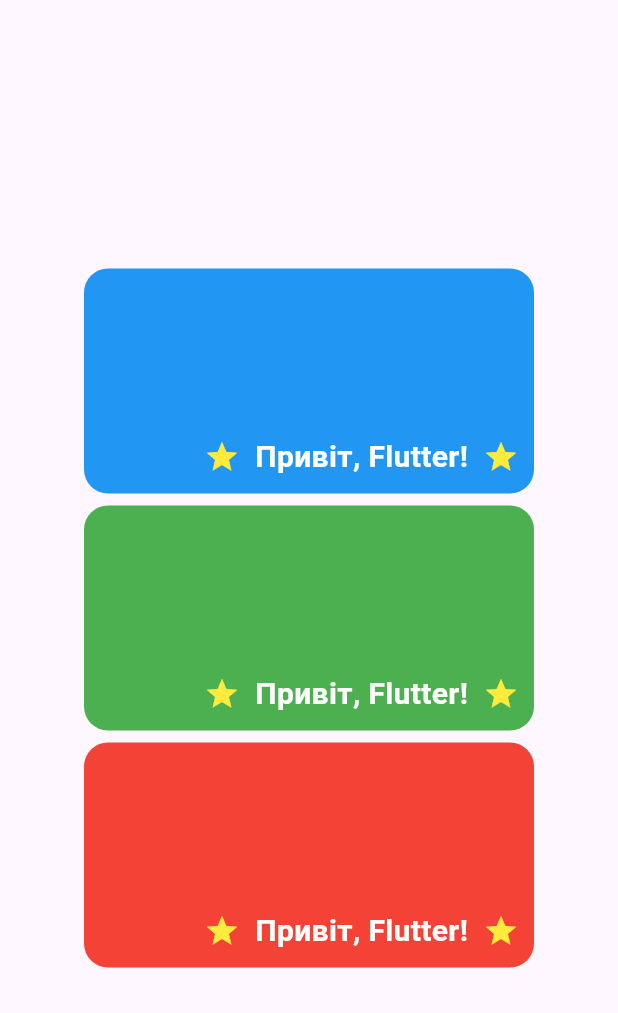
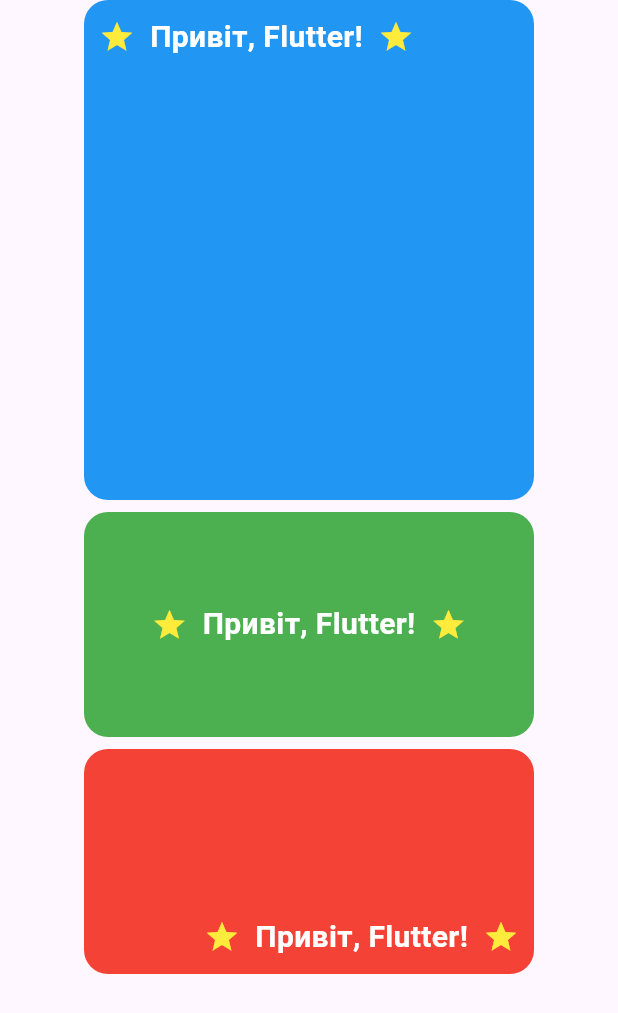
Before and after one commit to Bejussi/flutter_learning_jorney, a Flutter app: the screen it shows after launch, on a phone screen of 412 x 824 dp. Shown: the top 1013 px of the screen. Run offline on Flutter 3.47's test engine with Material 3 defaults, Android fonts, the phone set to English and light mode, and no system bars.

Commit message:
feat(FLUTTER-11_4): added 4 part of homework to lesson 11

```diff
--- a/lib/lesson_11/homework_11_screen.dart
+++ b/lib/lesson_11/homework_11_screen.dart
@@ -11,24 +11,30 @@
     return Scaffold(
       body: Center(
         child: Column(
-          mainAxisAlignment: MainAxisAlignment.center,
           spacing: 8,
           children: const [
-            ColorfullContainerWidget(
-              cardWidth: cardWidth,
-              cardHeight: cardHeight,
-              color: Colors.blue,
+            Flexible(
+              flex: 2,
+              child: ColorfullContainerWidget(
+                cardWidth: cardWidth,
+                cardHeight: null,
+                color: Colors.blue,
+                alignment: Alignment.topLeft,
+              ),
             ),
             ColorfullContainerWidget(
               cardWidth: cardWidth,
               cardHeight: cardHeight,
               color: Colors.green,
+              alignment: Alignment.center,
             ),
             ColorfullContainerWidget(
               cardWidth: cardWidth,
               cardHeight: cardHeight,
               color: Colors.red,
+              alignment: Alignment.bottomRight,
             ),
+            Spacer(),
           ],
         ),
       ),
@@ -41,12 +47,14 @@
     required this.cardWidth,
     required this.cardHeight,
     required this.color,
+    required this.alignment,
     super.key,
   });
 
   final double cardWidth;
-  final double cardHeight;
+  final double? cardHeight;
   final Color color;
+  final Alignment alignment;
 
   @override
   Widget build(BuildContext context) {
@@ -60,7 +68,7 @@
       child: Padding(
         padding: const EdgeInsets.all(10.0),
         child: Align(
-          alignment: Alignment.bottomRight,
+          alignment: alignment,
           child: Row(
             mainAxisSize: MainAxisSize.min,
             children: const [
```
